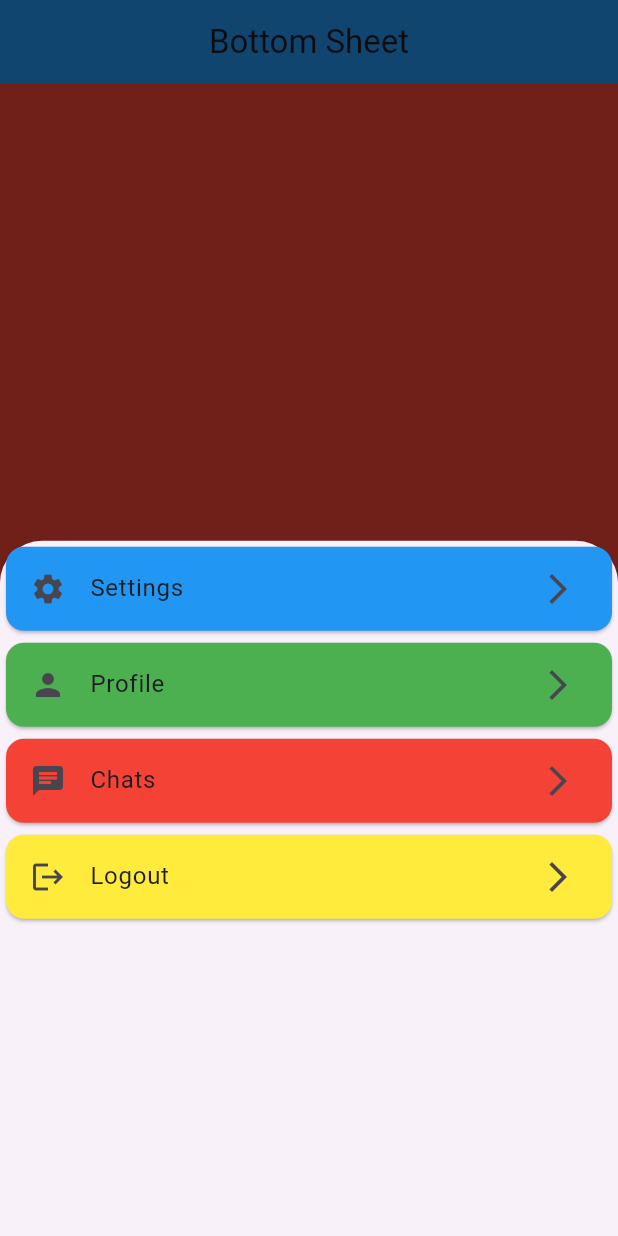
After one commit to AbRehman536/Flutter_sec_5, a Flutter app: the screen it shows after launch, after a tap on "Show Bottom Sheet", on a phone screen of 412 x 824 dp. The commit adds this screen. Run offline on Flutter 3.47's test engine with Material 3 defaults, Android fonts, the phone set to English and light mode, and no system bars; our stand-ins replace curved_navigation_bar, smooth_page_indicator.

Commit message:
Bottom Sheet done

```diff
--- /dev/null
+++ b/lib/bottom_sheet.dart
@@ -0,0 +1,84 @@
+import 'package:flutter/material.dart';
+import 'package:flutter_sec_5/listtiledemo.dart';
+import 'package:flutter_sec_5/login_page.dart';
+import 'package:flutter_sec_5/single_selection.dart';
+
+class BottomSheetDemo extends StatelessWidget {
+  const BottomSheetDemo({super.key});
+
+  @override
+  Widget build(BuildContext context) {
+    return Scaffold(
+      backgroundColor: Colors.red,
+      appBar: AppBar(
+        title: Text("Bottom Sheet"),
+        centerTitle: true,
+        backgroundColor: Colors.blue,
+      ),
+      body: Container(
+        width: double.infinity,
+        child: Column(
+          mainAxisAlignment: MainAxisAlignment.center,
+          crossAxisAlignment: CrossAxisAlignment.center,
+          children: [
+            ElevatedButton(onPressed: (){
+              showModalBottomSheet(
+                  context: context,
+                  builder: (context){
+                    return Column(
+                      children: [
+                      Card(
+                      color: Colors.blue,
+                      child: ListTile(
+                        onTap: (){
+                          Navigator.push(context, MaterialPageRoute(builder: (context)=>ListTileDemo()));
+                        },
+                        leading: Icon(Icons.settings),
+                        title: Text("Settings"),
+                        trailing: Icon(Icons.arrow_forward_ios),
+                      ),
+                    ),
+                        Card(
+                      color: Colors.green,
+                      child: ListTile(
+                        onTap: (){
+                          Navigator.push(context, MaterialPageRoute(builder: (context)=>LoginPage()));
+                        },
+                        leading: Icon(Icons.person),
+                        title: Text("Profile"),
+                        trailing: Icon(Icons.arrow_forward_ios),
+                      ),
+                    ),
+                        Card(
+                      color: Colors.red,
+                      child: ListTile(
+                        onTap: (){
+                          Navigator.push(context, MaterialPageRoute(builder: (context)=>SingleSelectionDemo()));
+                        },
+                        leading: Icon(Icons.chat),
+                        title: Text("Chats"),
+                        trailing: Icon(Icons.arrow_forward_ios),
+                      ),
+                    ),
+                        Card(
+                      color: Colors.yellow,
+                      child: ListTile(
+                        onTap: (){
+                          Navigator.pop(context);
+                        },
+
+                        leading: Icon(Icons.logout),
+                        title: Text("Logout"),
+                        trailing: Icon(Icons.arrow_forward_ios),
+                      ),
+                    ),
+                      ],
+                    );
+                  });
+            }, child: Text("Show Bottom Sheet")),
+          ],
+        ),
+      ),
+    );
+  }
+}
--- a/lib/main.dart
+++ b/lib/main.dart
@@ -13,6 +13,8 @@ import 'package:flutter_sec_5/onBoarding.dart';
 import 'package:flutter_sec_5/row_column.dart';
 import 'package:flutter_sec_5/single_selection.dart';
 import 'package:flutter_sec_5/tabbar_view.dart';
+
+import 'bottom_sheet.dart';
 
 void main() {
   runApp(const MyApp());
@@ -45,7 +47,7 @@ class MyApp extends StatelessWidget {
         colorScheme: ColorScheme.fromSeed(seedColor: Colors.deepPurple),
         useMaterial3: true,
       ),
-      home: DialogBoxDemo(),
+      home: BottomSheetDemo(),
     );
   }
 }
```
